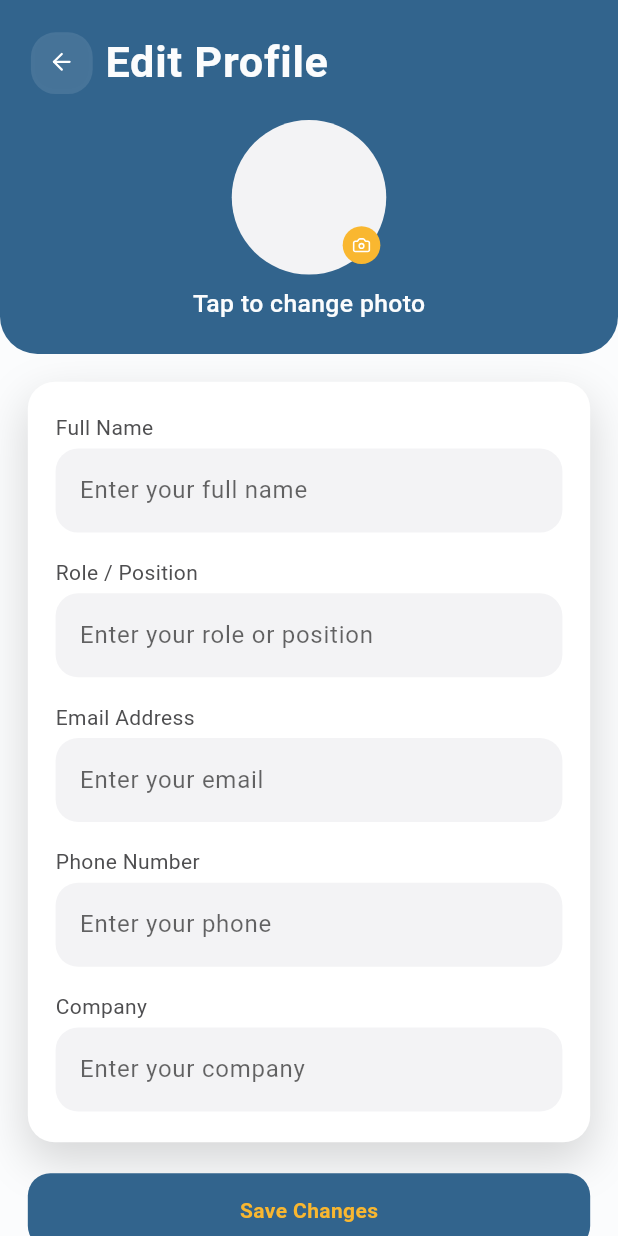
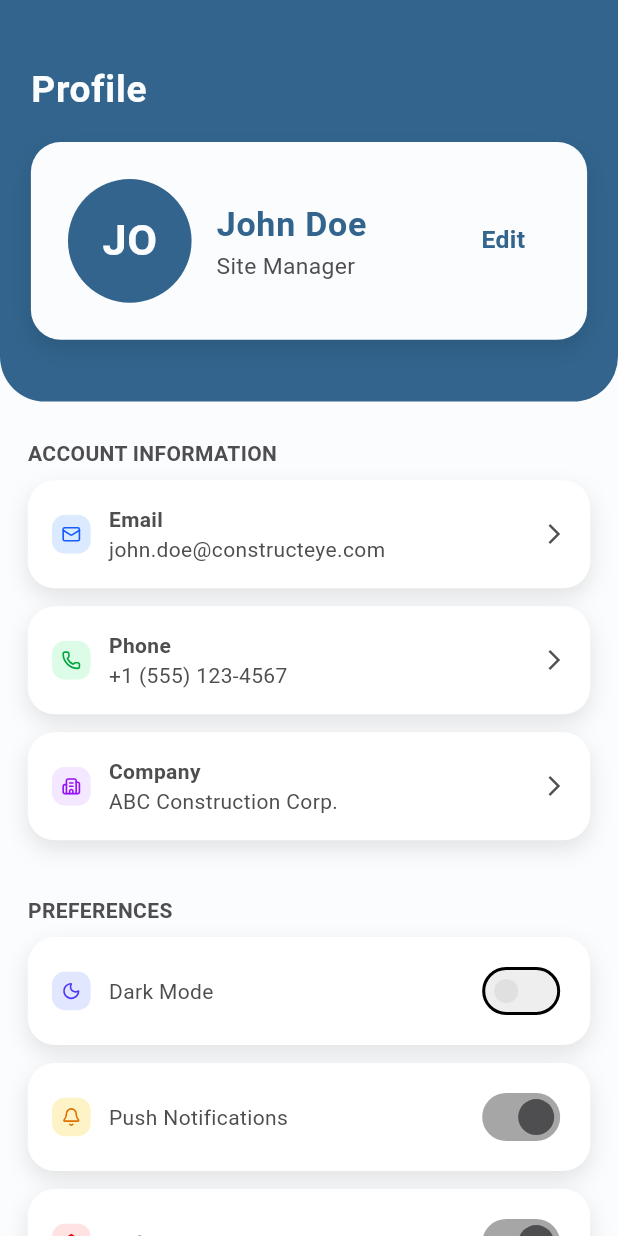
Before and after one commit to midoyasser16204/constructEYE, a Flutter app: the screen it shows after launch, on a phone screen of 412 x 824 dp. Run offline on Flutter 3.47's test engine with Material 3 defaults, Android fonts, the phone set to English and light mode, and no system bars; our stand-ins replace cloud_firestore, firebase_auth, firebase_core, flutter_svg, image_picker, loading_animation_widget and 1 more; accounts and stored records are empty; project files that could hold a hidden picture were left out.

Commit message:
profile page Done

```diff
--- a/lib/core/constants/AppConstants.dart
+++ b/lib/core/constants/AppConstants.dart
@@ -72,6 +72,7 @@ class AppConstants {
   static const String loginScreenRoute = '/login';
   static const String signupScreenRoute = '/signup';
   static const String editProfileScreenRoute = '/editProfile';
+  static const String profileScreenRoute = '/profile';
 
   // -----------------------------
   // Strings
@@ -108,4 +109,5 @@ class AppConstants {
   static const String positionPlaceholder = 'Enter your role or position';
   static const String phonePlaceholder = 'Enter your phone';
   static const String companyPlaceholder = 'Enter your company';
+  static const String editButton = 'Edit';
 }
--- /dev/null
+++ b/lib/core/themes/ThemeNotifier.dart
@@ -0,0 +1,9 @@
+import 'package:flutter/material.dart';
+
+class ThemeNotifier extends ValueNotifier<ThemeMode> {
+  ThemeNotifier() : super(ThemeMode.light);
+
+  void toggleTheme(bool isDark) {
+    value = isDark ? ThemeMode.dark : ThemeMode.light;
+  }
+}
--- a/lib/main.dart
+++ b/lib/main.dart
@@ -1,13 +1,14 @@
 import 'package:constructEYE/core/constants/AppConstants.dart';
 import 'package:constructEYE/ui/screens/edit_profile_screen/EditProfileScreen.dart';
 import 'package:constructEYE/ui/screens/login_screen/LogInScreen.dart';
+import 'package:constructEYE/ui/screens/profile_screen/ProfileScreen.dart';
 import 'package:constructEYE/ui/screens/signup_screen/SignUpScreen.dart';
 import 'package:constructEYE/ui/screens/splash_screen/SplashScreen.dart';
 import 'package:firebase_core/firebase_core.dart';
 import 'package:flutter/material.dart';
-
 import 'core/configures/FirebaseOptions.dart';
 import 'core/themes/AppThemes.dart';
+import 'core/themes/ThemeNotifier.dart';
 
 
 void main() async {
@@ -15,26 +16,34 @@ void main() async {
   await Firebase.initializeApp(
     options: DefaultFirebaseOptions.currentPlatform,
   );
-  runApp(const MyApp());
+
+  final themeNotifier = ThemeNotifier();
+
+  runApp(MyApp(themeNotifier: themeNotifier));
 }
 
 class MyApp extends StatelessWidget {
-  const MyApp({super.key});
+  final ThemeNotifier themeNotifier;
+
+  const MyApp({super.key, required this.themeNotifier});
 
   @override
   Widget build(BuildContext context) {
+    return ValueListenableBuilder<ThemeMode>(
+      valueListenable: themeNotifier,
+      builder: (context, currentTheme, _) {
         return MaterialApp(
           debugShowCheckedModeBanner: false,
           title: AppConstants.appName,
           theme: AppThemes.lightTheme,
           darkTheme: AppThemes.darkTheme,
-      themeMode: ThemeMode.light,
-      initialRoute: AppConstants.editProfileScreenRoute,
+          themeMode: currentTheme,
+          initialRoute: AppConstants.profileScreenRoute,
           routes: {
-        // AppConstants.splashScreenRoute: (context) => const SplashScreen(),
-        // AppConstants.loginScreenRoute: (context) => const LoginScreen(),
-        // AppConstants.signupScreenRoute: (context) => const SignupScreen(),
-        AppConstants.editProfileScreenRoute: (context) => const EditProfileScreen(),
+            AppConstants.profileScreenRoute: (context) =>
+                ProfileScreen(themeNotifier: themeNotifier),
+          },
+        );
       },
     );
   }
--- /dev/null
+++ b/lib/ui/screens/profile_screen/ProfileScreen.dart
@@ -0,0 +1,409 @@
+import 'package:flutter/material.dart';
+import 'package:flutter_svg/svg.dart';
+import '../../../core/constants/AppConstants.dart';
+import '../../../core/colors/AppColors.dart';
+import '../edit_profile_screen/EditProfileScreen.dart';
+import 'profile_bloc/ProfileBloc.dart';
+import 'profile_bloc/ProfileContract.dart';
+import '../../../core/themes/ThemeNotifier.dart';
+
+class ProfileScreen extends StatefulWidget {
+  final ThemeNotifier themeNotifier;
+  const ProfileScreen({super.key, required this.themeNotifier});
+
+  @override
+  State<ProfileScreen> createState() => _ProfileScreenState();
+}
+
+class _ProfileScreenState extends State<ProfileScreen> {
+  late final ProfileBloc _bloc;
+
+  @override
+  void initState() {
+    super.initState();
+    _bloc = ProfileBloc();
+  }
+
+  @override
+  void dispose() {
+    _bloc.dispose();
+    super.dispose();
+  }
+
+  @override
+  Widget build(BuildContext context) {
+    final theme = Theme.of(context);
+    final screenHeight = MediaQuery.of(context).size.height;
+    final screenWidth = MediaQuery.of(context).size.width;
+
+    return Scaffold(
+      backgroundColor: theme.scaffoldBackgroundColor,
+      body: SafeArea(
+        child: StreamBuilder<ProfileState>(
+          stream: _bloc.state,
+          initialData: _bloc.currentState,
+          builder: (context, snapshot) {
+            final state = snapshot.data!;
+            return Column(
+              children: [
+                // ------------------ HEADER ------------------
+                Container(
+                  width: double.infinity,
+                  padding: EdgeInsets.symmetric(
+                    horizontal: screenWidth * 0.05,
+                    vertical: screenHeight * 0.05,
+                  ),
+                  decoration: BoxDecoration(
+                    color: theme.primaryColor,
+                    borderRadius: const BorderRadius.vertical(
+                      bottom: Radius.circular(30),
+                    ),
+                  ),
+                  child: Column(
+                    crossAxisAlignment: CrossAxisAlignment.start,
+                    children: [
+                      Text(
+                        "Profile",
+                        style: theme.textTheme.bodyLarge?.copyWith(
+                          fontSize: screenWidth * 0.06,
+                          fontWeight: FontWeight.bold,
+                          color: AppColors.background,
+                        ),
+                      ),
+                      SizedBox(
+                        height: screenHeight * 0.02,
+                      ),
+                      Container(
+                        padding: EdgeInsets.all(screenWidth * 0.06),
+                        decoration: BoxDecoration(
+                          color: theme.scaffoldBackgroundColor,
+                          borderRadius: BorderRadius.circular(20),
+                          boxShadow: [
+                            BoxShadow(
+                              color: Colors.black.withOpacity(0.1),
+                              blurRadius: 12,
+                              offset: const Offset(0, 6),
+                            ),
+                          ],
+                        ),
+                        child: Row(
+                          children: [
+                            // Avatar
+                            Container(
+                              width: screenWidth * 0.2,
+                              height: screenWidth * 0.2,
+                              decoration: BoxDecoration(
+                                shape: BoxShape.circle,
+                                color: theme.primaryColor,
+                              ),
+                              alignment: Alignment.center,
+                              child: Text(
+                                state.name.substring(0, 2).toUpperCase(),
+                                style: theme.textTheme.bodyLarge?.copyWith(
+                                  color: AppColors.background,
+                                  fontSize: screenWidth * 0.07,
+                                  fontWeight: FontWeight.bold,
+                                ),
+                              ),
+                            ),
+                            SizedBox(width: screenWidth * 0.04),
+                            // Name + Role
+                            Expanded(
+                              child: Column(
+                                crossAxisAlignment: CrossAxisAlignment.start,
+                                children: [
+                                  Text(
+                                    state.name,
+                                    style: theme.textTheme.bodyLarge?.copyWith(
+                                      fontSize: screenWidth * 0.055,
+                                      fontWeight: FontWeight.bold,
+                                      color: theme.textTheme.bodyLarge?.color,
+                                    ),
+                                  ),
+                                  Text(
+                                    state.role,
+                                    style: theme.textTheme.bodyMedium?.copyWith(
+                                      fontSize: screenWidth * 0.037,
+                                      color: theme.textTheme.bodyMedium?.color,
+                                    ),
+                                  ),
+                                ],
+                              ),
+                            ),
+                            // Edit Button
+                            GestureDetector(
+                              onTap: () {
+                                Navigator.push(
+                                  context,
+                                  MaterialPageRoute(
+                                    builder: (_) => const EditProfileScreen(),
+                                  ),
+                                );
+                              },
+                              child: Container(
+                                padding: EdgeInsets.symmetric(
+                                  horizontal: screenWidth * 0.04,
+                                  vertical: 8,
+                                ),
+                                child: Text(
+                                  AppConstants.editButton,
+                                  style: TextStyle(
+                                    color: theme.primaryColor,
+                                    fontWeight: FontWeight.bold,
+                                    fontSize: screenWidth * 0.04,
+                                  ),
+                                ),
+                              ),
+                            ),
+                          ],
+                        ),
+                      ),
+                    ],
+                  ),
+                ),
+                // ------------------ BODY ------------------
+                Expanded(
+                  child: SingleChildScrollView(
+                    padding: EdgeInsets.symmetric(
+                      horizontal: screenWidth * 0.045,
+                      vertical: screenHeight * 0.02,
+                    ),
+                    physics: const BouncingScrollPhysics(),
+                    child: Column(
+                      crossAxisAlignment: CrossAxisAlignment.start,
+                      children: [
+                        sectionTitle("ACCOUNT INFORMATION", theme),
+                        profileItem(
+                          icon: AppConstants.mailContainerIcon,
+                          title: "Email",
+                          value: state.email,
+                          theme: theme,
+                        ),
+                        profileItem(
+                          icon: AppConstants.phoneContainerIcon,
+                          title: "Phone",
+                          value: state.phone,
+                          theme: theme,
+                        ),
+                        profileItem(
+                          icon: AppConstants.companyContainerIcon,
+                          title: "Company",
+                          value: state.company,
+                          theme: theme,
+                        ),
+                        SizedBox(height: screenHeight * 0.02),
+                        sectionTitle("PREFERENCES", theme),
+                        switchItem(
+                          icon: AppConstants.themeContainerIcon,
+                          title: "Dark Mode",
+                          value: state.isDarkMode,
+                          onChanged: (v) {
+                            _bloc.eventSink.add(ToggleDarkMode(v));
+                            widget.themeNotifier.toggleTheme(v); // فعلنا الثيم
+                          },
+                          theme: theme,
+                        ),
+                        switchItem(
+                          icon: AppConstants.notificationContainerIcon,
+                          title: "Push Notifications",
+                          value: state.pushNotifications,
+                          onChanged: (v) =>
+                              _bloc.eventSink.add(TogglePushNotifications(v)),
+                          theme: theme,
+                        ),
+                        switchItem(
+                          icon: AppConstants.safetyContainerIcon,
+                          title: "Safety Alerts",
+                          value: state.safetyAlerts,
+                          onChanged: (v) =>
+                              _bloc.eventSink.add(ToggleSafetyAlerts(v)),
+                          theme: theme,
+                        ),
+                        SizedBox(height: screenHeight * 0.02),
+                        sectionTitle("OTHER", theme),
+                        navigationItem(
+                          icon: AppConstants.passwordContainerIcon,
+                          title: "Change Password",
+                          theme: theme,
+                          onTap: () {},
+                        ),
+                        navigationItem(
+                          icon: AppConstants.mailContainerIcon,
+                          title: "Help & Support",
+                          theme: theme,
+                          onTap: () {},
+                        ),
+                        navigationItem(
+                          icon: AppConstants.logoutContainerIcon,
+                          title: "Logout",
+                          theme: theme,
+                          onTap: () => _bloc.eventSink.add(LogoutEvent()),
+                          isLogout: true,
+                        ),
+                        SizedBox(height: screenHeight * 0.03),
+                      ],
+                    ),
+                  ),
+                ),
+              ],
+            );
+          },
+        ),
+      ),
+    );
+  }
+
+  // ---------------- UI COMPONENTS ------------------
+  Widget sectionTitle(String text, ThemeData theme) {
+    return Padding(
+      padding: const EdgeInsets.symmetric(vertical: 8),
+      child: Text(
+        text,
+        style: theme.textTheme.bodyMedium?.copyWith(
+          fontWeight: FontWeight.bold,
+        ),
+      ),
+    );
+  }
+
+  Widget profileItem({
+    required String icon,
+    required String title,
+    required String value,
+    required ThemeData theme,
+  }) {
+    return Container(
+      margin: const EdgeInsets.only(bottom: 12),
+      padding: const EdgeInsets.all(16),
+      decoration: BoxDecoration(
+        color: theme.cardColor,
+        borderRadius: BorderRadius.circular(18),
+        boxShadow: [
+          BoxShadow(
+            color: Colors.black.withOpacity(
+              theme.brightness == Brightness.dark ? 0.3 : 0.1,
+            ),
+            blurRadius: 12,
+            offset: const Offset(0, 6),
+          ),
+        ],
+      ),
+      child: Row(
+        children: [
+          SvgPicture.asset(icon, width: 26),
+          const SizedBox(width: 12),
+          Expanded(
+            child: Column(
+              crossAxisAlignment: CrossAxisAlignment.start,
+              children: [
+                Text(
+                  title,
+                  style: theme.textTheme.bodyMedium?.copyWith(
+                    fontWeight: FontWeight.bold,
+                  ),
+                ),
+                Text(value, style: theme.textTheme.bodyMedium),
+              ],
+            ),
+          ),
+          Icon(
+            Icons.arrow_forward_ios,
+            size: 16,
+            color: theme.textTheme.bodyMedium?.color,
+          ),
+        ],
+      ),
+    );
+  }
+
+  Widget switchItem({
+    required String icon,
+    required String title,
+    required bool value,
+    required Function(bool) onChanged,
+    required ThemeData theme,
+  }) {
+    return Container(
+      margin: const EdgeInsets.only(bottom: 12),
+      padding: const EdgeInsets.all(16),
+      decoration: BoxDecoration(
+        color: theme.cardColor,
+        borderRadius: BorderRadius.circular(18),
+        boxShadow: [
+          BoxShadow(
+            color: Colors.black.withOpacity(
+              theme.brightness == Brightness.dark ? 0.3 : 0.1,
+            ),
+            blurRadius: 12,
+            offset: const Offset(0, 6),
+          ),
+        ],
+      ),
+      child: Row(
+        children: [
+          SvgPicture.asset(icon, width: 26),
+          const SizedBox(width: 12),
+          Expanded(child: Text(title, style: theme.textTheme.bodyMedium)),
+          Switch(
+            value: value,
+            onChanged: onChanged,
+            activeColor: theme.textTheme.bodyMedium?.color,
+            inactiveThumbColor: Colors.grey[300],
+            inactiveTrackColor: Colors.grey[200],
+            materialTapTargetSize: MaterialTapTargetSize.shrinkWrap,
+          ),
+        ],
+      ),
+    );
+  }
+
+  Widget navigationItem({
+    required String icon,
+    required String title,
+    required ThemeData theme,
+    required VoidCallback onTap,
+    bool isLogout = false,
+  }) {
+    return GestureDetector(
+      onTap: onTap,
+      child: Container(
+        margin: const EdgeInsets.only(bottom: 12),
+        padding: const EdgeInsets.all(16),
+        decoration: BoxDecoration(
+          color: theme.cardColor,
+          borderRadius: BorderRadius.circular(18),
+          boxShadow: [
+            BoxShadow(
+              color: Colors.black.withOpacity(
+                theme.brightness == Brightness.dark ? 0.3 : 0.1,
+              ),
+              blurRadius: 12,
+              offset: const Offset(0, 6),
+            ),
+          ],
+        ),
+        child: Row(
+          children: [
+            SvgPicture.asset(icon, width: 26),
+            const SizedBox(width: 12),
+            Expanded(
+              child: Text(
+                title,
+                style: theme.textTheme.bodyMedium?.copyWith(
+                  color: isLogout
+                      ? AppColors.errorColor
+                      : theme.textTheme.bodyMedium?.color,
+                ),
+              ),
+            ),
+            Icon(
+              Icons.arrow_forward_ios,
+              size: 16,
+              color: theme.textTheme.bodyMedium?.color,
+            ),
+          ],
+        ),
+      ),
+    );
+  }
+}
--- /dev/null
+++ b/lib/ui/screens/profile_screen/profile_bloc/ProfileBloc.dart
@@ -0,0 +1,44 @@
+import 'dart:async';
+import 'package:flutter/material.dart';
+import 'ProfileContract.dart';
+
+class ProfileBloc {
+  final _stateController = StreamController<ProfileState>.broadcast();
+  Stream<ProfileState> get state => _stateController.stream;
+
+  ProfileState _currentState = ProfileState(
+    name: "John Doe",
+    role: "Site Manager",
+    email: "john.doe@constructeye.com",
+    phone: "+1 (555) 123-4567",
+    company: "ABC Construction Corp.",
+  );
+
+  ProfileState get currentState => _currentState;
+
+  final _eventController = StreamController<ProfileEvent>();
+  Sink<ProfileEvent> get eventSink => _eventController.sink;
+
+  ProfileBloc() {
+    _eventController.stream.listen(_mapEventToState);
+  }
+
+  void _mapEventToState(ProfileEvent event) {
+    if (event is ToggleDarkMode) {
+      _currentState = _currentState.copyWith(isDarkMode: event.value);
+    } else if (event is TogglePushNotifications) {
+      _currentState = _currentState.copyWith(pushNotifications: event.value);
+    } else if (event is ToggleSafetyAlerts) {
+      _currentState = _currentState.copyWith(safetyAlerts: event.value);
+    } else if (event is LogoutEvent) {
+      debugPrint("LOGOUT PRESSED");
+    }
+
+    _stateController.add(_currentState);
+  }
+
+  void dispose() {
+    _stateController.close();
+    _eventController.close();
+  }
+}
--- /dev/null
+++ b/lib/ui/screens/profile_screen/profile_bloc/ProfileContract.dart
@@ -0,0 +1,69 @@
+import 'package:flutter/material.dart';
+
+/// --------------------- STATE ---------------------
+class ProfileState {
+  final String name;
+  final String role;
+  final String email;
+  final String phone;
+  final String company;
+
+  final bool isDarkMode;
+  final bool pushNotifications;
+  final bool safetyAlerts;
+
+  ProfileState({
+    required this.name,
+    required this.role,
+    required this.email,
+    required this.phone,
+    required this.company,
+    this.isDarkMode = false,
+    this.pushNotifications = true,
+    this.safetyAlerts = true,
+  });
+
+  ProfileState copyWith({
+    String? name,
+    String? role,
+    String? email,
+    String? phone,
+    String? company,
+    bool? isDarkMode,
+    bool? pushNotifications,
+    bool? safetyAlerts,
+  }) {
+    return ProfileState(
+      name: name ?? this.name,
+      role: role ?? this.role,
+      email: email ?? this.email,
+      phone: phone ?? this.phone,
+      company: company ?? this.company,
+      isDarkMode: isDarkMode ?? this.isDarkMode,
+      pushNotifications: pushNotifications ?? this.pushNotifications,
+      safetyAlerts: safetyAlerts ?? this.safetyAlerts,
+    );
+  }
+}
+
+/// --------------------- EVENTS ---------------------
+abstract class ProfileEvent {}
+
+class ToggleDarkMode extends ProfileEvent {
+  final bool value;
+  ToggleDarkMode(this.value);
+}
+
+class TogglePushNotifications extends ProfileEvent {
+  final bool value;
+  TogglePushNotifications(this.value);
+}
+
+class ToggleSafetyAlerts extends ProfileEvent {
+  final bool value;
+  ToggleSafetyAlerts(this.value);
+}
+
+class LogoutEvent extends ProfileEvent {}
+
+class GoToEditProfile extends ProfileEvent {}
```
Also changed, not shown: 1 other file. Lines whose indentation alone changed are shown as unchanged.
